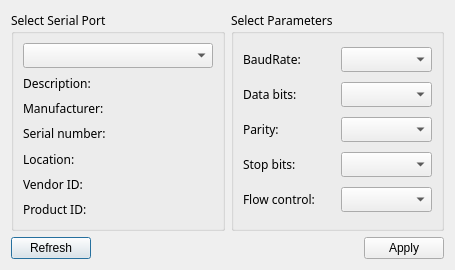
The window that settingsdialog.ui (RamiroVelascoM/MIC-QT) describes before a commit, drawn with Qt 5.
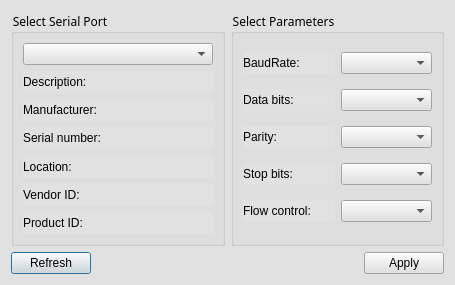
The same window after the commit. Icons and pictures are not drawn.

Patch:
```diff
--- a/settingsdialog.ui
+++ b/settingsdialog.ui
@@ -7,7 +7,7 @@
     <x>0</x>
     <y>0</y>
     <width>455</width>
-    <height>270</height>
+    <height>285</height>
    </rect>
   </property>
   <property name="windowTitle">
@@ -17,6 +17,10 @@
    <iconset>
     <normaloff>car.ico</normaloff>car.ico</iconset>
   </property>
+  <property name="styleSheet">
+   <string notr="true">background-color: rgb(225, 225, 225);
+color: rgb(0, 0, 0);</string>
+  </property>
   <layout class="QGridLayout" name="gridLayout_3">
    <item row="0" column="1">
     <widget class="QGroupBox" name="parametersBox">
```
